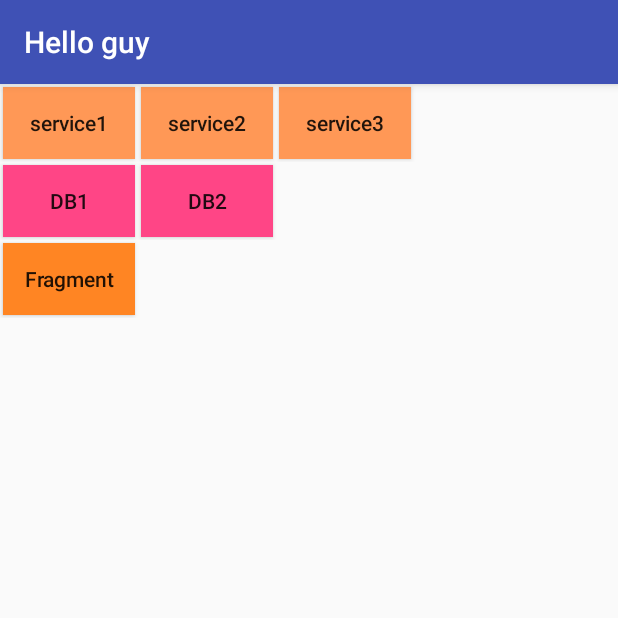
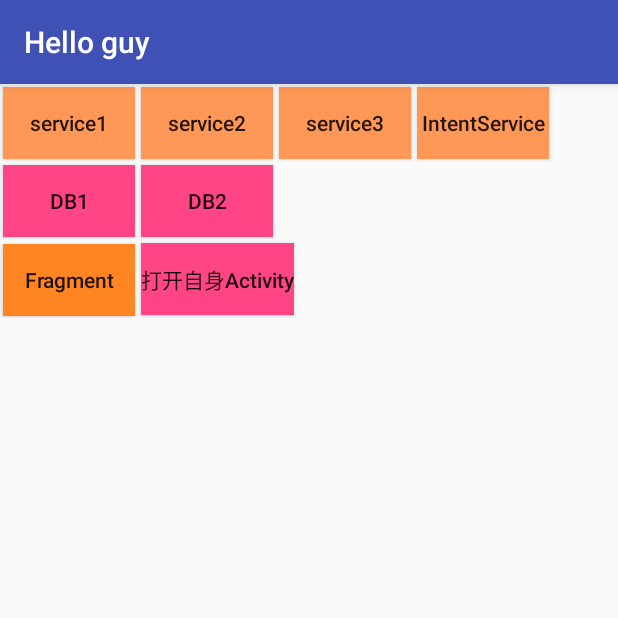
Before and after one commit to 58563528/MyApplication, an Android app: the screen it shows after launch (MainActivity), on a phone screen of 412 x 824 dp, the top half of it. Run offline under Robolectric (Android 15) with nearby library versions, the phone set to English and light mode, and no system bars.

Commit message:
Add: IntentService

```diff
--- a/app/src/main/java/com/example/myinterview/main/MainActivity.java
+++ b/app/src/main/java/com/example/myinterview/main/MainActivity.java
@@ -1,8 +1,10 @@
 package com.example.myinterview.main;
 
 import android.content.Intent;
+import android.os.PersistableBundle;
 import android.support.v7.app.AppCompatActivity;
 import android.os.Bundle;
+import android.util.Log;
 import android.view.View;
 
 import com.example.myinterview.R;
@@ -12,13 +14,18 @@ import com.example.myinterview.myprovider.activity.CPMainActivity;
 import com.example.myinterview.service1.ServiceActivity;
 import com.example.myinterview.service2.ServiceActivity2;
 import com.example.myinterview.service3.ServiceActivity3;
+import com.example.myinterview.service4.ServiceActivity4;
 
 public class MainActivity extends AppCompatActivity {
+
+    private static String TAG = "Ekko";
 
     @Override
     protected void onCreate(Bundle savedInstanceState) {
         super.onCreate(savedInstanceState);
         setContentView(R.layout.activity_main);
+
+        Log.d(TAG, "onCreate");
     }
 
     public void jumpActivity(Class clazz) {
@@ -45,7 +52,51 @@ public class MainActivity extends AppCompatActivity {
         jumpActivity(ServiceActivity.class);
     }
 
+    public void toIntentServiceActivity(View view) {
+        jumpActivity(ServiceActivity4.class);
+    }
+
     public void toMain2Activity(View view) {
         jumpActivity(Main2Activity.class);
     }
+
+    public void toMySelf(View view) {
+        jumpActivity(MainActivity.class);
+    }
+
+    @Override
+    protected void onStart() {
+        super.onStart();
+        Log.d(TAG, "onStart");
+    }
+
+    @Override
+    protected void onResume() {
+        super.onResume();
+        Log.d(TAG, "onResume");
+    }
+
+    @Override
+    protected void onPause() {
+        super.onPause();
+        Log.d(TAG, "onPause");
+    }
+
+    @Override
+    protected void onStop() {
+        super.onStop();
+        Log.d(TAG, "onStop");
+    }
+
+    @Override
+    protected void onDestroy() {
+        super.onDestroy();
+        Log.d(TAG, "onDestroy");
+    }
+
+    @Override
+    protected void onNewIntent(Intent intent) {
+        super.onNewIntent(intent);
+        Log.d(TAG, "onNewIntent");
+    }
 }
--- a/app/src/main/java/com/example/myinterview/service2/ServiceActivity2.java
+++ b/app/src/main/java/com/example/myinterview/service2/ServiceActivity2.java
@@ -118,7 +118,7 @@ public class ServiceActivity2 extends AppCompatActivity implements View.OnClickL
         WeakReference<ServiceActivity2> mWeakReference;
 
         MyHandler(ServiceActivity2 activity) {
-            mWeakReference = new WeakReference<ServiceActivity2>(activity);
+            mWeakReference = new WeakReference<>(activity);
         }
 
         @Override
--- a/app/src/main/res/layout/activity_main.xml
+++ b/app/src/main/res/layout/activity_main.xml
@@ -41,6 +41,15 @@
             android:text="service3"
             android:textAllCaps="false" />
 
+        <Button
+            android:id="@+id/button00"
+            android:layout_width="wrap_content"
+            android:layout_height="wrap_content"
+            android:layout_margin="2dp"
+            android:background="#FF9856"
+            android:onClick="toIntentServiceActivity"
+            android:text="IntentService"
+            android:textAllCaps="false" />
 
     </LinearLayout>
 
@@ -88,15 +97,15 @@
             android:text="Fragment"
             android:textAllCaps="false" />
 
-        <!--<Button-->
-            <!--android:id="@+id/button6"-->
-            <!--android:layout_width="wrap_content"-->
-            <!--android:layout_height="wrap_content"-->
-            <!--android:layout_margin="2dp"-->
-            <!--android:background="#FF4586"-->
-            <!--android:onClick="toCPMainActivity"-->
-            <!--android:text="DB2"-->
-            <!--android:textAllCaps="false" />-->
+        <Button
+            android:id="@+id/button6"
+            android:layout_width="wrap_content"
+            android:layout_height="wrap_content"
+            android:layout_margin="2dp"
+            android:background="#FF4586"
+            android:onClick="toMySelf"
+            android:text="打开自身Activity"
+            android:textAllCaps="false" />
 
     </LinearLayout>
 
```
Also changed, not shown: app/src/main/AndroidManifest.xml (+10 -1 lines), app/src/main/java/com/example/myinterview/service4/MyIntentService.java (added, +116 -0 lines), app/src/main/java/com/example/myinterview/service4/ServiceActivity4.java (added, +58 -0 lines), app/src/main/res/layout/activity_service4.xml (added, +11 -0 lines).
